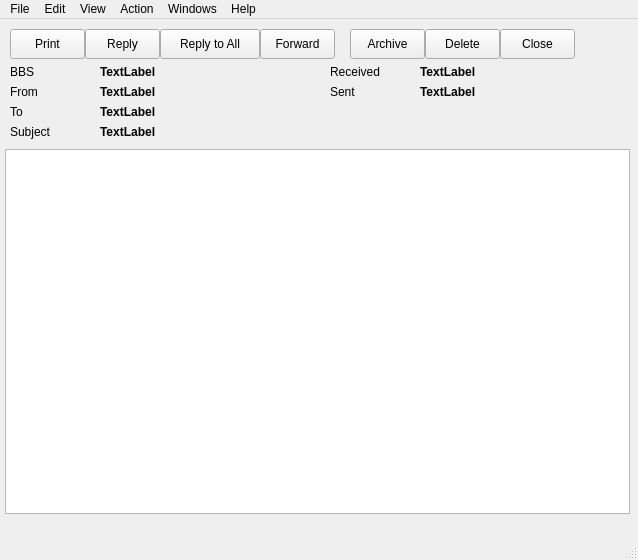
Qt form readmessagedialog.ui (jimmcguffin/PyOutpost) before a commit.
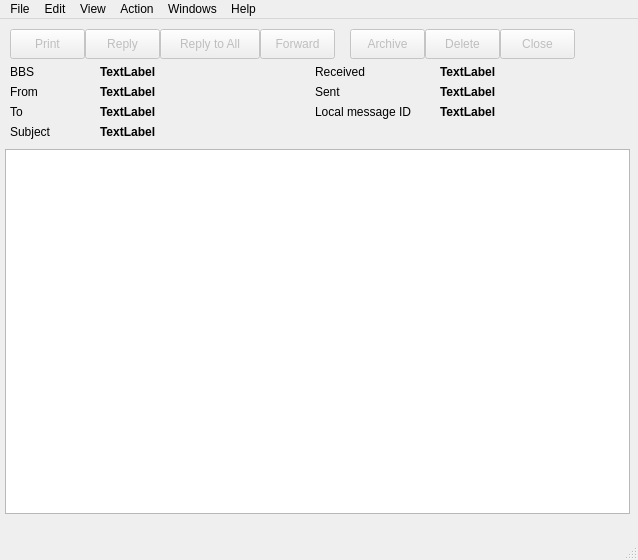
The same form after that commit.

```diff
--- a/readmessagedialog.ui
+++ b/readmessagedialog.ui
@@ -151,9 +151,9 @@
    <widget class="QLabel" name="label_9">
     <property name="geometry">
      <rect>
-      <x>330</x>
+      <x>315</x>
       <y>45</y>
-      <width>90</width>
+      <width>125</width>
       <height>16</height>
      </rect>
     </property>
@@ -164,9 +164,9 @@
    <widget class="QLabel" name="cReceived">
     <property name="geometry">
      <rect>
-      <x>420</x>
+      <x>440</x>
       <y>45</y>
-      <width>200</width>
+      <width>185</width>
       <height>16</height>
      </rect>
     </property>
@@ -182,9 +182,9 @@
    <widget class="QLabel" name="cSent">
     <property name="geometry">
      <rect>
-      <x>420</x>
+      <x>440</x>
       <y>65</y>
-      <width>200</width>
+      <width>185</width>
       <height>16</height>
      </rect>
     </property>
@@ -200,9 +200,9 @@
    <widget class="QLabel" name="label_12">
     <property name="geometry">
      <rect>
-      <x>330</x>
+      <x>315</x>
       <y>65</y>
-      <width>90</width>
+      <width>125</width>
       <height>16</height>
      </rect>
     </property>
@@ -211,6 +211,9 @@
     </property>
    </widget>
    <widget class="QPushButton" name="pushButton">
+    <property name="enabled">
+     <bool>false</bool>
+    </property>
     <property name="geometry">
      <rect>
       <x>10</x>
@@ -224,6 +227,9 @@
     </property>
    </widget>
    <widget class="QPushButton" name="pushButton_2">
+    <property name="enabled">
+     <bool>false</bool>
+    </property>
     <property name="geometry">
      <rect>
       <x>85</x>
@@ -237,6 +243,9 @@
     </property>
    </widget>
    <widget class="QPushButton" name="pushButton_3">
+    <property name="enabled">
+     <bool>false</bool>
+    </property>
     <property name="geometry">
      <rect>
       <x>160</x>
@@ -250,6 +259,9 @@
     </property>
    </widget>
    <widget class="QPushButton" name="pushButton_4">
+    <property name="enabled">
+     <bool>false</bool>
+    </property>
     <property name="geometry">
      <rect>
       <x>260</x>
@@ -263,6 +275,9 @@
     </property>
    </widget>
    <widget class="QPushButton" name="pushButton_5">
+    <property name="enabled">
+     <bool>false</bool>
+    </property>
     <property name="geometry">
      <rect>
       <x>350</x>
@@ -276,6 +291,9 @@
     </property>
    </widget>
    <widget class="QPushButton" name="pushButton_6">
+    <property name="enabled">
+     <bool>false</bool>
+    </property>
     <property name="geometry">
      <rect>
       <x>425</x>
@@ -289,6 +307,9 @@
     </property>
    </widget>
    <widget class="QPushButton" name="pushButton_7">
+    <property name="enabled">
+     <bool>false</bool>
+    </property>
     <property name="geometry">
      <rect>
       <x>500</x>
@@ -301,6 +322,37 @@
      <string>Close</string>
     </property>
    </widget>
+   <widget class="QLabel" name="c_local_id">
+    <property name="geometry">
+     <rect>
+      <x>440</x>
+      <y>85</y>
+      <width>185</width>
+      <height>16</height>
+     </rect>
+    </property>
+    <property name="font">
+     <font>
+      <bold>true</bold>
+     </font>
+    </property>
+    <property name="text">
+     <string>TextLabel</string>
+    </property>
+   </widget>
+   <widget class="QLabel" name="label_13">
+    <property name="geometry">
+     <rect>
+      <x>315</x>
+      <y>85</y>
+      <width>125</width>
+      <height>16</height>
+     </rect>
+    </property>
+    <property name="text">
+     <string>Local message ID</string>
+    </property>
+   </widget>
   </widget>
   <widget class="QStatusBar" name="statusBar"/>
   <widget class="QMenuBar" name="menuBar">
```
Left out of the diff: 16 changed lines with no effect on the pictures.
